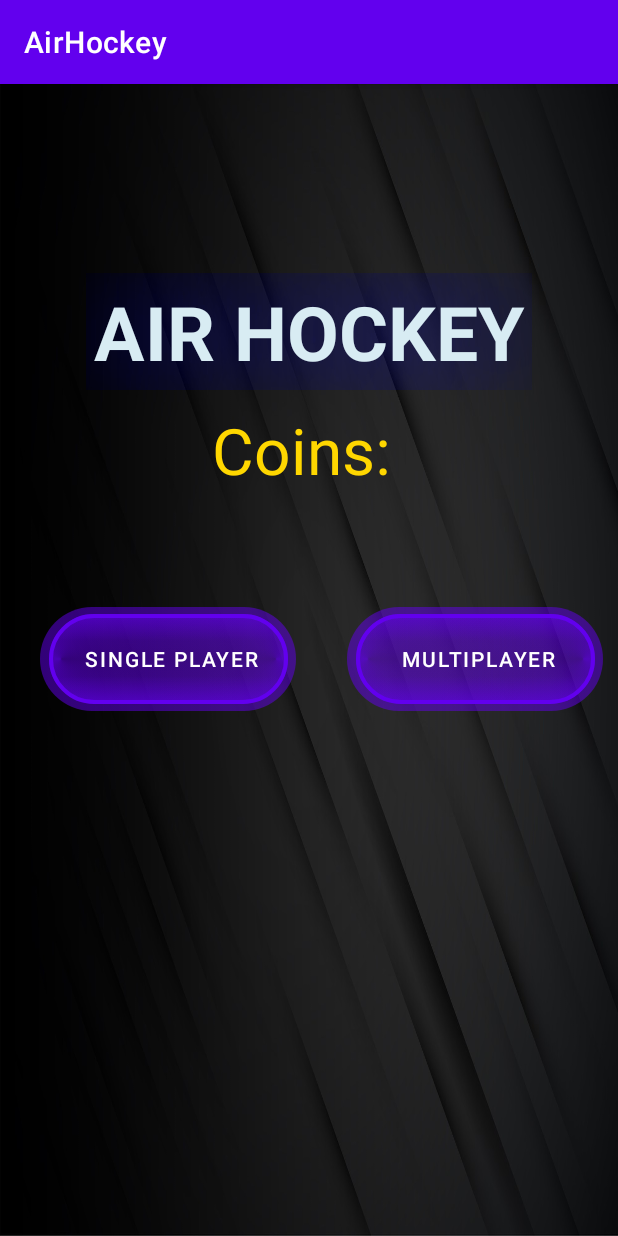
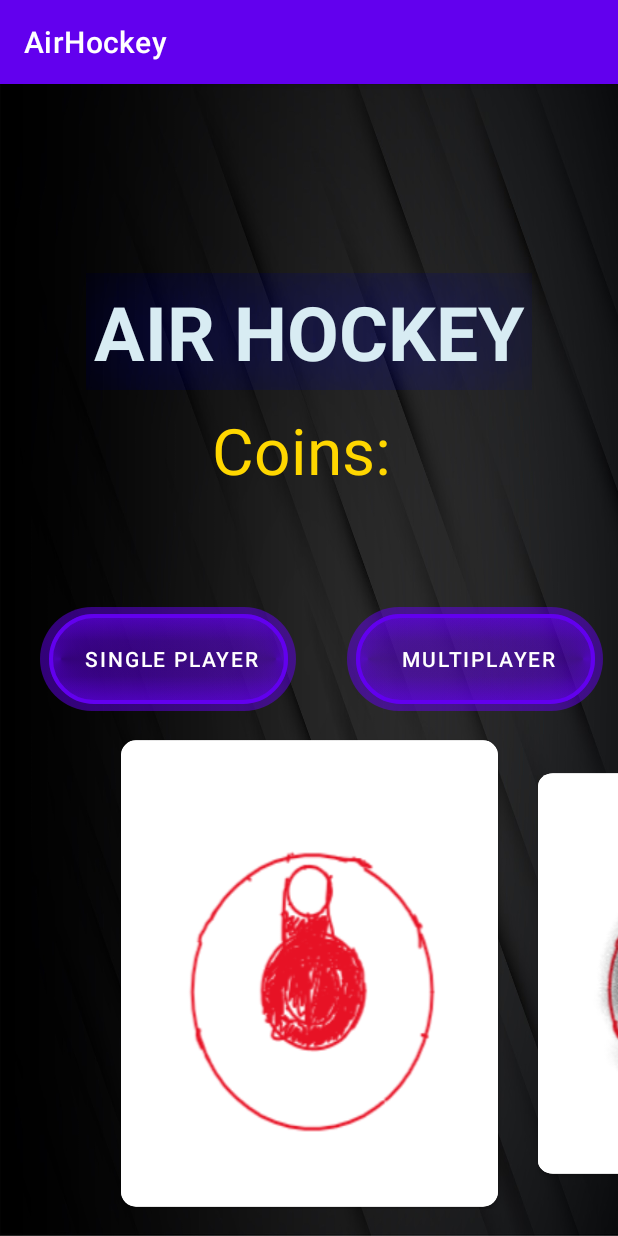
Before and after one commit to UlpDerMenschlicheDeserialisierer/AirHockey, an Android app: the screen it shows after launch (MainActivity), on a phone screen of 412 x 824 dp. Run offline under Robolectric (Android 15) with nearby library versions, the phone set to English and light mode, and no system bars.

Commit message:
task (menu): add skin-slider

```diff
--- a/app/build.gradle
+++ b/app/build.gradle
@@ -35,5 +35,6 @@ dependencies {
     implementation 'androidx.constraintlayout:constraintlayout:2.1.4'
     testImplementation 'junit:junit:4.13.2'
     androidTestImplementation 'androidx.test.ext:junit:1.1.5'
+    implementation "androidx.cardview:cardview:1.0.0"
     androidTestImplementation 'androidx.test.espresso:espresso-core:3.5.1'
 }
--- /dev/null
+++ b/app/src/main/java/com/example/airhockey/ImageAdapter.java
@@ -0,0 +1,57 @@
+package com.example.airhockey;
+
+import android.view.LayoutInflater;
+import android.view.View;
+import android.view.ViewGroup;
+import android.widget.ImageView;
+import androidx.recyclerview.widget.RecyclerView;
+import androidx.viewpager2.widget.ViewPager2;
+import java.util.ArrayList;
+
+public class ImageAdapter extends RecyclerView.Adapter<ImageAdapter.ImageViewHolder> {
+
+    private ArrayList<Integer> imageList;
+    private ViewPager2 viewPager2;
+
+    public ImageAdapter(ArrayList<Integer> imageList, ViewPager2 viewPager2) {
+        this.imageList = imageList;
+        this.viewPager2 = viewPager2;
+    }
+
+    @Override
+    public ImageViewHolder onCreateViewHolder(ViewGroup parent, int viewType) {
+        View view = LayoutInflater.from(parent.getContext()).inflate(R.layout.image_container, parent, false);
+        return new ImageViewHolder(view);
+    }
+
+    @Override
+    public void onBindViewHolder(ImageViewHolder holder, int position) {
+        holder.imageView.setImageResource(imageList.get(position));
+        if (position == imageList.size()-1){
+            viewPager2.post(runnable);
+        }
+    }
+
+    @Override
+    public int getItemCount() {
+        return imageList.size();
+    }
+
+    private Runnable runnable = new Runnable() {
+        @Override
+        public void run() {
+            imageList.addAll(imageList);
+            notifyDataSetChanged();
+        }
+    };
+
+    public static class ImageViewHolder extends RecyclerView.ViewHolder {
+
+        public ImageView imageView;
+
+        public ImageViewHolder(View itemView) {
+            super(itemView);
+            imageView = itemView.findViewById(R.id.imageView);
+        }
+    }
+}
--- a/app/src/main/java/com/example/airhockey/MainActivity.java
+++ b/app/src/main/java/com/example/airhockey/MainActivity.java
@@ -1,14 +1,91 @@
 package com.example.airhockey;
 
 import androidx.appcompat.app.AppCompatActivity;
+import android.os.Bundle;
+import androidx.recyclerview.widget.RecyclerView;
+import androidx.viewpager2.widget.CompositePageTransformer;
+import androidx.viewpager2.widget.MarginPageTransformer;
+import androidx.viewpager2.widget.ViewPager2;
+import java.util.ArrayList;
 
 import android.os.Bundle;
+import android.view.MotionEvent;
 
 public class MainActivity extends AppCompatActivity {
-
+    private ViewPager2 viewPager2;
+    private ArrayList<Integer> imageList;
+    private ImageAdapter adapter;
     @Override
     protected void onCreate(Bundle savedInstanceState) {
         super.onCreate(savedInstanceState);
         setContentView(R.layout.activity_main);
+        init();
+        setUpTransformer();
+
+        viewPager2.registerOnPageChangeCallback(new ViewPager2.OnPageChangeCallback() {
+            @Override
+            public void onPageSelected(int position) {
+                super.onPageSelected(position);
+            }
+        });
+    }
+    private void setUpTransformer() {
+        CompositePageTransformer transformer = new CompositePageTransformer();
+        transformer.addTransformer(new MarginPageTransformer(40));
+        transformer.addTransformer((page, position) -> {
+            float r = 1 - Math.abs(position);
+            page.setScaleY(0.85f + r * 0.14f);
+        });
+
+        viewPager2.setPageTransformer(transformer);
+    }
+
+    private void init() {
+        viewPager2 = findViewById(R.id.viewPager2);
+        imageList = new ArrayList<>();
+
+        imageList.add(R.drawable.skin1);
+        imageList.add(R.drawable.skin2);
+        imageList.add(R.drawable.skin3);
+        imageList.add(R.drawable.skin4);
+        imageList.add(R.drawable.skin5);
+        imageList.add(R.drawable.skin6);
+        imageList.add(R.drawable.skin7);
+        imageList.add(R.drawable.skin8);
+
+        adapter = new ImageAdapter(imageList, viewPager2);
+
+        viewPager2.setAdapter(adapter);
+        viewPager2.setOffscreenPageLimit(3);
+        viewPager2.setClipToPadding(false);
+        viewPager2.setClipChildren(false);
+        ((RecyclerView)viewPager2.getChildAt(0)).setOverScrollMode(RecyclerView.OVER_SCROLL_NEVER);
+    }
+
+    @Override
+    public boolean dispatchTouchEvent(MotionEvent ev) {
+        switch(ev.getAction()) {
+            case MotionEvent.ACTION_UP:
+                // User has lifted their finger after a swipe
+                int current = viewPager2.getCurrentItem();
+                int total = adapter.getItemCount();
+
+                if(current == 0) {
+                    // User is at the first item, don't scroll left
+                } else if(current == total - 1) {
+                    // User is at the last item, don't scroll right
+                } else {
+                    // User is in between items, scroll left or right based on their swipe direction
+                    float xDiff = ev.getX() - viewPager2.getX();
+                    if(xDiff > 0) {
+                        viewPager2.setCurrentItem(current - 1);
+                    } else {
+                        viewPager2.setCurrentItem(current + 1);
+                    }
+                }
+                break;
+        }
+
+        return super.dispatchTouchEvent(ev);
     }
 }
--- a/app/src/main/res/layout/activity_main.xml
+++ b/app/src/main/res/layout/activity_main.xml
@@ -17,10 +17,10 @@
         android:shadowDy="0.0"
         android:shadowRadius="100"
         android:text="Air Hockey"
-        android:textStyle="bold"
         android:textAllCaps="true"
         android:textColor="#d8ecf3"
         android:textSize="50sp"
+        android:textStyle="bold"
         app:layout_constraintBottom_toBottomOf="parent"
         app:layout_constraintEnd_toEndOf="parent"
         app:layout_constraintStart_toStartOf="parent"
@@ -66,4 +66,17 @@
         app:layout_constraintStart_toStartOf="parent"
         app:layout_constraintTop_toTopOf="parent"
         app:layout_constraintVertical_bias="0.499" />
+
+    <androidx.viewpager2.widget.ViewPager2
+        android:id="@+id/viewPager2"
+        android:layout_width="411dp"
+        android:layout_height="314dp"
+        android:paddingStart="80dp"
+        android:paddingEnd="80dp"
+        app:layout_constraintBottom_toBottomOf="parent"
+        app:layout_constraintEnd_toEndOf="parent"
+        app:layout_constraintHorizontal_bias="0.5"
+        app:layout_constraintStart_toStartOf="parent"
+        app:layout_constraintTop_toTopOf="parent"
+        app:layout_constraintVertical_bias="0.961" />
 </androidx.constraintlayout.widget.ConstraintLayout>
--- /dev/null
+++ b/app/src/main/res/layout/image_container.xml
@@ -0,0 +1,16 @@
+<?xml version="1.0" encoding="utf-8"?>
+<androidx.cardview.widget.CardView xmlns:android="http://schemas.android.com/apk/res/android"
+    xmlns:app="http://schemas.android.com/apk/res-auto"
+    android:layout_width="match_parent"
+    android:layout_height="match_parent"
+    android:adjustViewBounds="true"
+    app:cardCornerRadius="10dp">
+
+    <ImageView
+        android:id="@+id/imageView"
+        android:layout_width="match_parent"
+        android:layout_height="match_parent"
+        android:scaleType="fitXY"
+        android:src="@drawable/skin1" />
+
+</androidx.cardview.widget.CardView>
```
Also changed, not shown: app/src/main/res/drawable/skin1.png (added), app/src/main/res/drawable/skin2.png (added), app/src/main/res/drawable/skin3.png (added), app/src/main/res/drawable/skin4.png (added), app/src/main/res/drawable/skin5.png (added), app/src/main/res/drawable/skin6.png (added), app/src/main/res/drawable/skin7.png (added), app/src/main/res/drawable/skin8.png (added).
